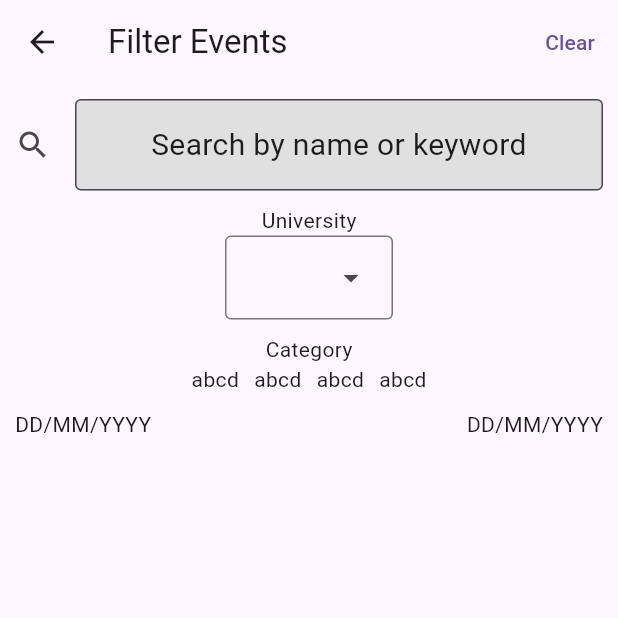
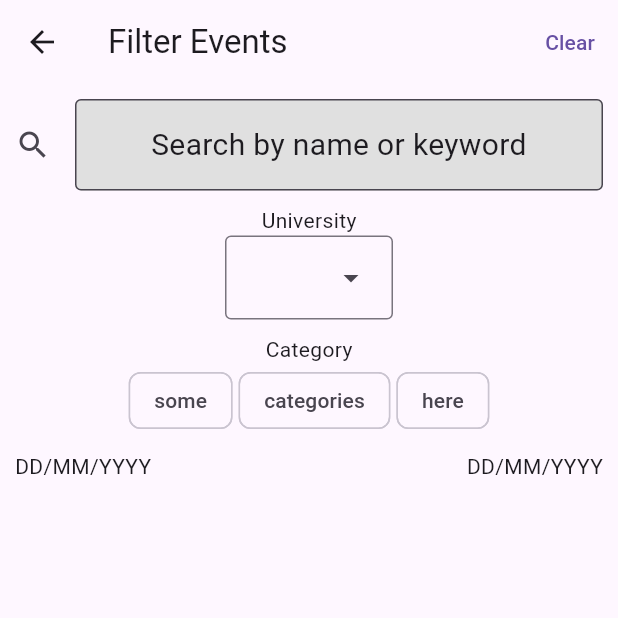
Before and after one commit to oralekin/CS310-Project, a Flutter app: the SearchFilterScreen screen opened directly, on a phone screen of 412 x 824 dp, the top half of it. Run offline on Flutter 3.47's test engine with Material 3 defaults, Android fonts, the light colour scheme and no system bars.

Commit message:
filter page add category select

```diff
--- a/lib/screens/search_filter.dart
+++ b/lib/screens/search_filter.dart
@@ -51,14 +51,29 @@ class _SearchFilterScreenState extends State<SearchFilterScreen> {
             DropdownMenuFormField(dropdownMenuEntries: []),
             SizedBox(height: 10),
             Text("Category"),
-            Wrap(
-              spacing: 10,
-              children: [
-                Text("abcd"),
-                Text("abcd"),
-                Text("abcd"),
-                Text("abcd"),
-              ],
+            FormField<List<String>>(
+              builder: (formState) => Wrap(
+                spacing: 4,
+                runSpacing: 4,
+                children: ["some", "categories", "here"]
+                    .map(
+                      (name) => FilterChip(
+                        label: Text(name),
+                        onSelected: (s) {
+                          final newList = formState.value!;
+                          if (s) {
+                            newList.add(name);
+                          } else {
+                            newList.remove(name);
+                          }
+                          formState.didChange(newList);
+                        },
+                        selected: formState.value!.contains(name),
+                      ),
+                    )
+                    .toList(),
+              ),
+              initialValue: [],
             ),
             SizedBox(height: 10),
             Row(
```
